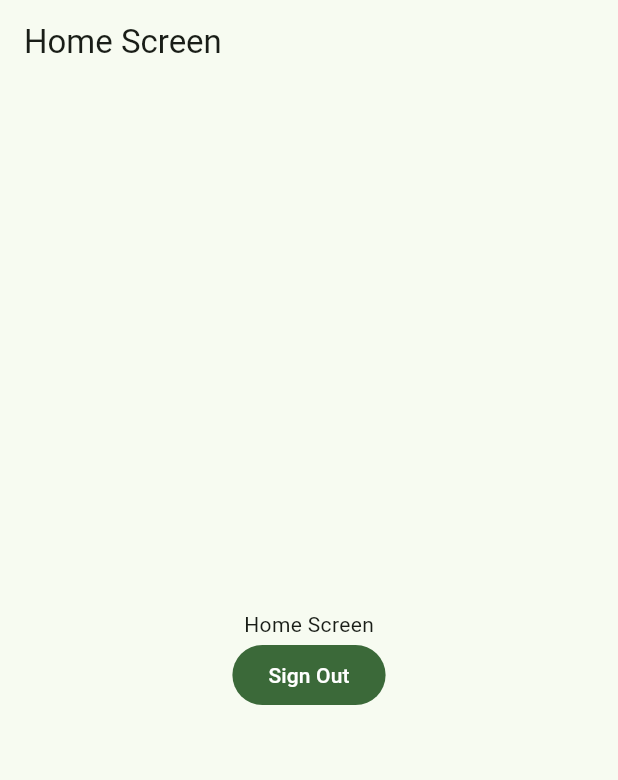
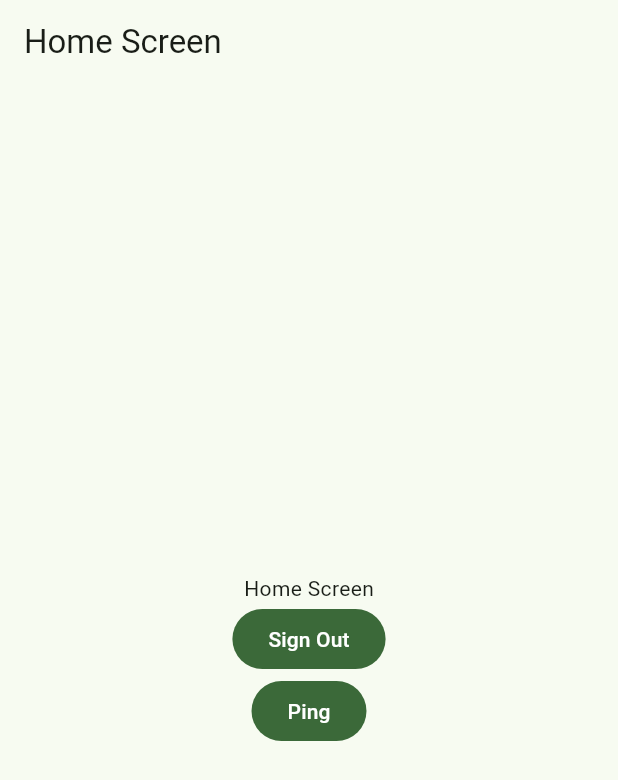
Before and after one commit to andreasmlbngaol/ratatouille-flutter, a Flutter app: the HomeScreen screen opened by its route, on a phone screen of 412 x 824 dp. Shown: the top 780 px of the screen. Run offline on Flutter 3.47's test engine with Material 3 defaults, Android fonts, the phone set to English and light mode, and no system bars; our stand-ins replace dio, firebase_auth, firebase_core, freezed_annotation, get_it, go_router and 3 more; accounts and stored records are empty; generated files the repository leaves out were written again.

Commit message:
Penambahan tombol "Ping" pada HomeScreen.

```diff
--- a/lib/core/di/dependency_injection.dart
+++ b/lib/core/di/dependency_injection.dart
@@ -23,5 +23,5 @@ Future<void> setupDi() async {
   getIt.registerFactory<SplashViewModel>(() => SplashViewModel(apiClient: getIt(), tokenManager: getIt()));
   getIt.registerFactory<SignInViewModel>(() => SignInViewModel(apiClient: getIt(), authService: getIt(), tokenManager: getIt()));
   getIt.registerFactory<SignUpViewModel>(() => SignUpViewModel(apiClient: getIt(), authService: getIt()));
-  getIt.registerFactory<HomeViewModel>(() => HomeViewModel(authService: getIt()));
+  getIt.registerFactory<HomeViewModel>(() => HomeViewModel(authService: getIt(), apiClient: getIt()));
 }
--- a/lib/core/model/api_client.dart
+++ b/lib/core/model/api_client.dart
@@ -47,6 +47,7 @@ class ApiClient {
             }
 
             try {
+              debugPrint("ApiClient: Refreshing token");
               final res = await _refreshDio.post(
                 "/auth/refresh",
                 data: {
--- a/lib/main.dart
+++ b/lib/main.dart
@@ -30,9 +30,9 @@ class MyApp extends StatelessWidget {
   Widget build(BuildContext context) {
     return MaterialApp.router(
       routerConfig: router,
-        title: 'MVVM Demo',
-        theme: lightMaterialTheme,
-        darkTheme: darkMaterialTheme,
+      title: 'MVVM Demo',
+      theme: lightMaterialTheme,
+      darkTheme: darkMaterialTheme,
     );
   }
 }
--- a/lib/main/presentation/home/home_screen.dart
+++ b/lib/main/presentation/home/home_screen.dart
@@ -28,6 +28,10 @@ class HomeScreen extends StatelessWidget {
                   FilledButton(
                       onPressed: () { viewModel.signOut(onNavigateToSignIn); },
                       child: const Text("Sign Out")
+                  ),
+                  FilledButton(
+                    onPressed: () { viewModel.testPing(); },
+                    child: const Text("Ping"),
                   )
                 ],
               ),
--- a/lib/main/presentation/home/home_view_model.dart
+++ b/lib/main/presentation/home/home_view_model.dart
@@ -1,11 +1,13 @@
+import 'package:flutter/cupertino.dart';
 import 'package:moprog/auth/model/auth_service.dart';
+import 'package:moprog/core/model/api_client.dart';
 import 'package:moprog/core/utils/view_model.dart';
 
 class HomeViewModel extends ViewModel {
   final AuthService authService;
+  final ApiClient apiClient;
 
-
-  HomeViewModel({required this.authService});
+  HomeViewModel({required this.authService, required this.apiClient});
 
   void signOut(
       Function() onSuccess
@@ -14,4 +16,9 @@ class HomeViewModel extends ViewModel {
     await authService.signOut();
     onSuccess();
   }
+
+  void testPing() async {
+    final resp = await apiClient.dio.get("/ping-protected");
+    debugPrint(resp.statusCode.toString());
+  }
 }
```
